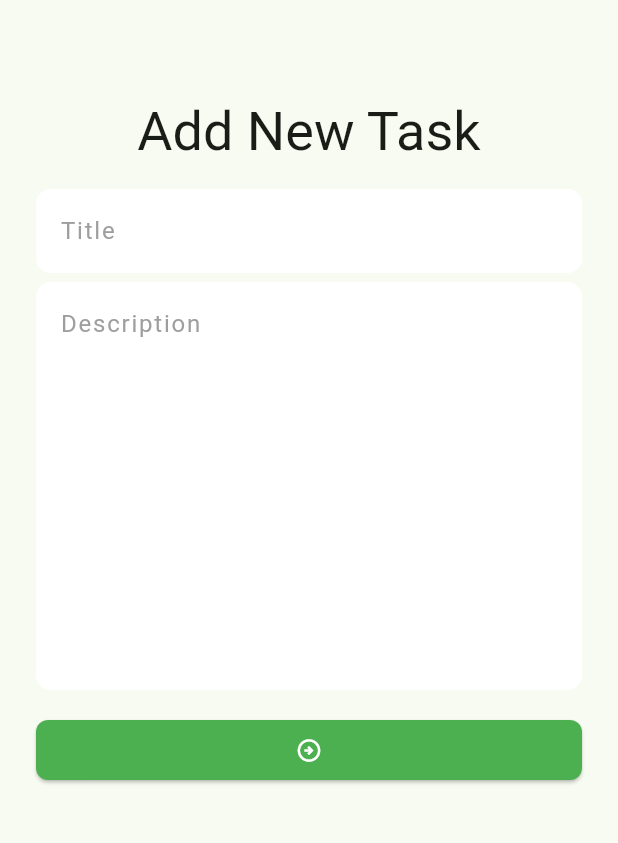
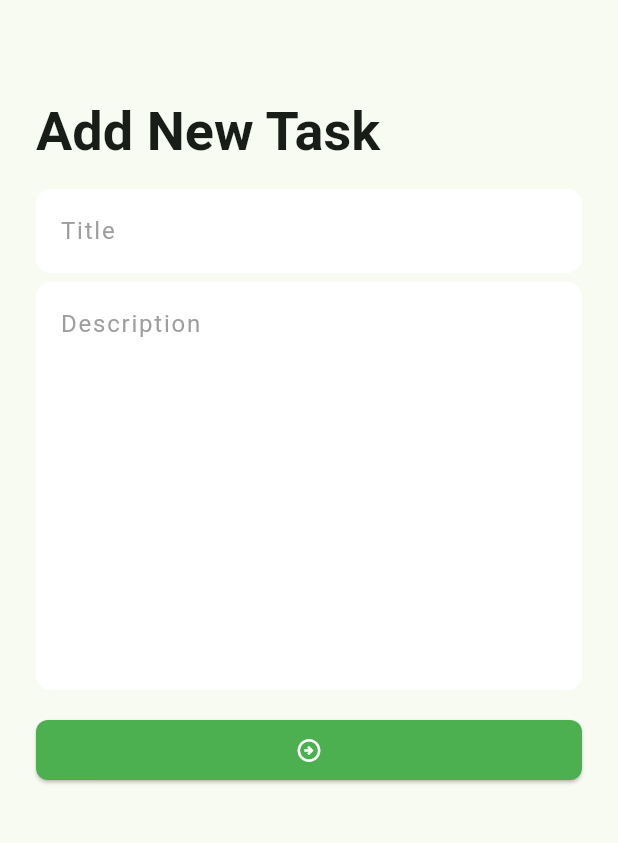
Before and after one commit to mdrahib46/Taks-Manager-App, a Flutter app: the AddNewTaskScreen screen opened directly, on a phone screen of 412 x 824 dp, the part 84-927 px from its top. Run offline on Flutter 3.47's test engine with Material 3 defaults, Android fonts, the phone set to English and light mode, and no system bars; our stand-ins replace flutter_svg, pin_code_fields, shared_preferences; accounts and stored records are empty.

Commit message:
Implemented New, Completed, Canceled, InProgress task screens  API

```diff
--- a/lib/data/utils/urls.dart
+++ b/lib/data/utils/urls.dart
@@ -8,5 +8,8 @@ class Urls{
   static String resetPassword = "$_baseUrl/RecoverResetPassword";
   static String createTask = "$_baseUrl/createTask";
   static String taskList = "$_baseUrl/listTaskByStatus/New";
+  static String completedTaskList = "$_baseUrl/listTaskByStatus/Completed";
+  static String inProgressTaskList = "$_baseUrl/listTaskByStatus/inProgress";
+  static String canceledTaskList = "$_baseUrl/listTaskByStatus/Canceled";
 
 }
--- a/lib/screens/add_new_task_screen.dart
+++ b/lib/screens/add_new_task_screen.dart
@@ -17,25 +17,42 @@ class _AddNewTaskScreenState extends State<AddNewTaskScreen> {
   bool _inProgress = false;
   final GlobalKey<FormState> _formKey = GlobalKey<FormState>();
   final TextEditingController _titleTEController = TextEditingController();
-  final TextEditingController _descriptionTeController = TextEditingController();
+  final TextEditingController _descriptionTeController =
+      TextEditingController();
+
+  bool _shouldRefreshPreviousPage = false;
 
   @override
   Widget build(BuildContext context) {
-    return Scaffold(
+    return PopScope(
+      canPop: false,
+      onPopInvokedWithResult: (didPop, result) {
+        if (didPop) {
+          return;
+        }
+        print("Poping Add new task screen with result $_shouldRefreshPreviousPage");
+        Navigator.pop(context, _shouldRefreshPreviousPage);
+      },
+      child: Scaffold(
         appBar: const TMAppBar(),
         body: SingleChildScrollView(
           child: Padding(
             padding: const EdgeInsets.all(24.0),
             child: Column(
+              crossAxisAlignment: CrossAxisAlignment.start,
               children: [
                 const SizedBox(height: 42),
                 Text(
                   'Add New Task',
-                style: Theme.of(context).textTheme.displaySmall,
+                  style: Theme.of(context)
+                      .textTheme
+                      .displaySmall!
+                      .copyWith(fontWeight: FontWeight.bold),
                 ),
                 const SizedBox(height: 16),
                 _buildAddNewTaskSection(context),
               ],
+            ),
           ),
         ),
       ),
@@ -50,8 +67,9 @@ class _AddNewTaskScreenState extends State<AddNewTaskScreen> {
           TextFormField(
             controller: _titleTEController,
             decoration: const InputDecoration(hintText: 'Title'),
-            validator: (String? value){
-              if(value?.trim().isEmpty ??true){
+            autovalidateMode: AutovalidateMode.onUserInteraction,
+            validator: (String? value) {
+              if (value?.trim().isEmpty ?? true) {
                 return 'Enter task title';
               }
               return null;
@@ -63,8 +81,8 @@ class _AddNewTaskScreenState extends State<AddNewTaskScreen> {
             decoration: const InputDecoration(hintText: 'Description'),
             maxLines: 10,
             autovalidateMode: AutovalidateMode.onUserInteraction,
-            validator: (String? value){
-              if(value!.isEmpty ?? true){
+            validator: (String? value) {
+              if (value!.isEmpty ?? true) {
                 return "Enter task description";
               }
               return null;
@@ -73,7 +91,9 @@ class _AddNewTaskScreenState extends State<AddNewTaskScreen> {
           const SizedBox(height: 16),
           Visibility(
             visible: !_inProgress,
-            replacement: const Center(child: CenterCircularProgressIndicator(),),
+            replacement: const Center(
+              child: CenterCircularProgressIndicator(),
+            ),
             child: ElevatedButton(
               onPressed: () {
                 _onTapSubmitButton();
@@ -101,17 +121,17 @@ class _AddNewTaskScreenState extends State<AddNewTaskScreen> {
     _inProgress = false;
     setState(() {});
     if (response.isSuccess) {
-
+      _shouldRefreshPreviousPage = true;
       _clearTextField();
       showSnackBar(context, "New task has been added successfully");
-      Navigator.pop(context);
+
     } else {
       showSnackBar(context, "New task add failed....!", true);
     }
   }
 
   void _onTapSubmitButton() {
-    if(_formKey.currentState!.validate()){
+    if (_formKey.currentState!.validate()) {
       _addNewTaskList();
     }
   }
--- a/lib/widgets/task_card.dart
+++ b/lib/widgets/task_card.dart
@@ -92,9 +92,9 @@ class _TaskCardState extends State<TaskCard> {
 
   Widget buildTaskChip() {
     return Chip(
-      label: const Text(
-        'New',
-        style: TextStyle(fontSize: 12, fontWeight: FontWeight.bold),
+      label: Text(
+        widget.taskModel.status ?? '',
+        style: const TextStyle(fontSize: 12, fontWeight: FontWeight.bold),
       ),
       shape: RoundedRectangleBorder(
         borderRadius: BorderRadius.circular(20),
```
Also changed, not shown: lib/screens/canceled_task_screen.dart (+42 -2 lines), lib/screens/completed_task_screen.dart (+48 -10 lines), lib/screens/inprogress_task_screen.dart (+52 -8 lines), lib/screens/new_task_screen.dart (+12 -5 lines). Lines whose indentation alone changed are shown as unchanged.
